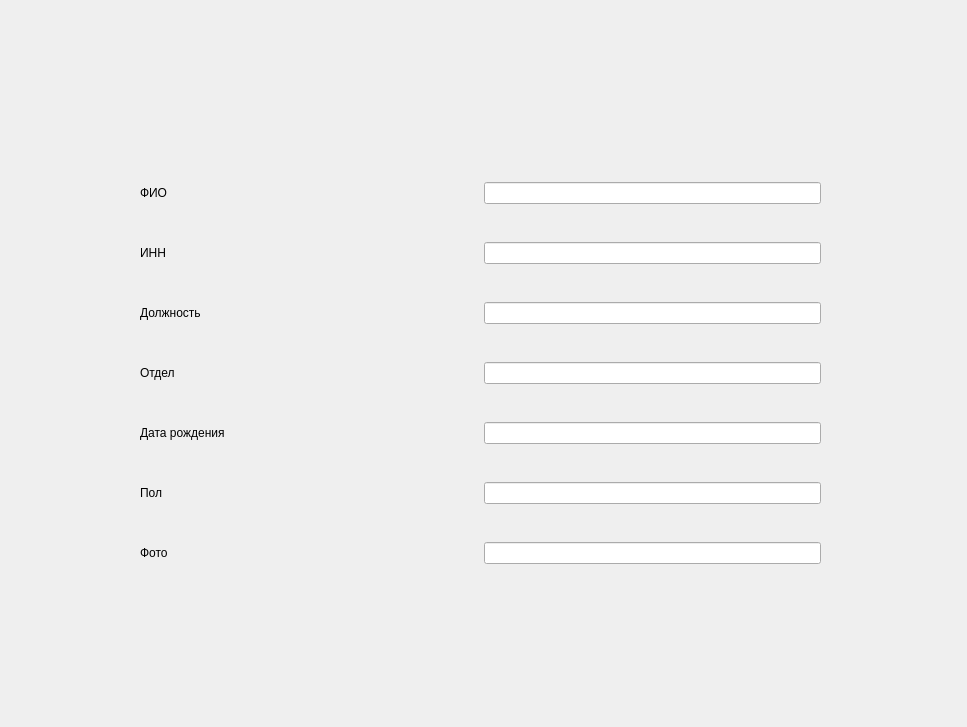
AlexanderChck/git_project1, file employer.ui: the form before one commit.
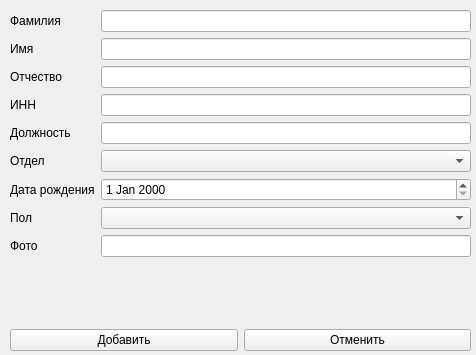
The form after the commit.

Diff of the .ui file:
```diff
--- a/employer.ui
+++ b/employer.ui
@@ -6,8 +6,8 @@
    <rect>
     <x>0</x>
     <y>0</y>
-    <width>967</width>
-    <height>727</height>
+    <width>476</width>
+    <height>355</height>
    </rect>
   </property>
   <property name="windowTitle">
@@ -16,16 +16,16 @@
   <widget class="QWidget" name="verticalLayoutWidget">
    <property name="geometry">
     <rect>
-     <x>140</x>
-     <y>150</y>
-     <width>681</width>
-     <height>451</height>
+     <x>10</x>
+     <y>10</y>
+     <width>461</width>
+     <height>341</height>
     </rect>
    </property>
    <layout class="QVBoxLayout" name="verticalLayout">
     <item>
-     <layout class="QHBoxLayout" name="horizontalLayout">
-      <item>
+     <layout class="QFormLayout" name="formLayout">
+      <item row="0" column="0">
        <widget class="QLabel" name="label">
         <property name="sizePolicy">
          <sizepolicy hsizetype="MinimumExpanding" vsizetype="Preferred">
@@ -34,11 +34,11 @@
          </sizepolicy>
         </property>
         <property name="text">
-         <string>ФИО</string>
+         <string>Фамилия</string>
         </property>
        </widget>
       </item>
-      <item>
+      <item row="0" column="1">
        <widget class="QLineEdit" name="name_inpt">
         <property name="sizePolicy">
          <sizepolicy hsizetype="MinimumExpanding" vsizetype="Fixed">
@@ -48,11 +48,33 @@
         </property>
        </widget>
       </item>
-     </layout>
-    </item>
-    <item>
-     <layout class="QHBoxLayout" name="horizontalLayout_2">
-      <item>
+      <item row="1" column="0">
+       <widget class="QLabel" name="label_8">
+        <property name="sizePolicy">
+         <sizepolicy hsizetype="MinimumExpanding" vsizetype="Preferred">
+          <horstretch>0</horstretch>
+          <verstretch>0</verstretch>
+         </sizepolicy>
+        </property>
+        <property name="text">
+         <string>Имя</string>
+        </property>
+       </widget>
+      </item>
+      <item row="1" column="1">
+       <widget class="QLineEdit" name="lineEdit"/>
+      </item>
+      <item row="2" column="0">
+       <widget class="QLabel" name="label_9">
+        <property name="text">
+         <string>Отчество</string>
+        </property>
+       </widget>
+      </item>
+      <item row="2" column="1">
+       <widget class="QLineEdit" name="lineEdit_2"/>
+      </item>
+      <item row="3" column="0">
        <widget class="QLabel" name="label_2">
         <property name="sizePolicy">
          <sizepolicy hsizetype="MinimumExpanding" vsizetype="Preferred">
@@ -65,14 +87,10 @@
         </property>
        </widget>
       </item>
-      <item>
+      <item row="3" column="1">
        <widget class="QLineEdit" name="inn_inpt"/>
       </item>
-     </layout>
-    </item>
-    <item>
-     <layout class="QHBoxLayout" name="horizontalLayout_3">
-      <item>
+      <item row="4" column="0">
        <widget class="QLabel" name="label_3">
         <property name="sizePolicy">
          <sizepolicy hsizetype="MinimumExpanding" vsizetype="Preferred">
@@ -85,14 +103,10 @@
         </property>
        </widget>
       </item>
-      <item>
+      <item row="4" column="1">
        <widget class="QLineEdit" name="post_inpt"/>
       </item>
-     </layout>
-    </item>
-    <item>
-     <layout class="QHBoxLayout" name="horizontalLayout_4">
-      <item>
+      <item row="5" column="0">
        <widget class="QLabel" name="label_4">
         <property name="sizePolicy">
          <sizepolicy hsizetype="MinimumExpanding" vsizetype="Preferred">
@@ -105,14 +119,7 @@
         </property>
        </widget>
       </item>
-      <item>
-       <widget class="QLineEdit" name="dep_inpt"/>
-      </item>
-     </layout>
-    </item>
-    <item>
-     <layout class="QHBoxLayout" name="horizontalLayout_5">
-      <item>
+      <item row="6" column="0">
        <widget class="QLabel" name="label_5">
         <property name="sizePolicy">
          <sizepolicy hsizetype="MinimumExpanding" vsizetype="Preferred">
@@ -125,14 +132,7 @@
         </property>
        </widget>
       </item>
-      <item>
-       <widget class="QLineEdit" name="BDate_inpt"/>
-      </item>
-     </layout>
-    </item>
-    <item>
-     <layout class="QHBoxLayout" name="horizontalLayout_6">
-      <item>
+      <item row="7" column="0">
        <widget class="QLabel" name="label_6">
         <property name="sizePolicy">
          <sizepolicy hsizetype="MinimumExpanding" vsizetype="Preferred">
@@ -145,14 +145,7 @@
         </property>
        </widget>
       </item>
-      <item>
-       <widget class="QLineEdit" name="gender_inpt"/>
-      </item>
-     </layout>
-    </item>
-    <item>
-     <layout class="QHBoxLayout" name="horizontalLayout_7">
-      <item>
+      <item row="8" column="0">
        <widget class="QLabel" name="label_7">
         <property name="enabled">
          <bool>true</bool>
@@ -168,8 +161,35 @@
         </property>
        </widget>
       </item>
-      <item>
+      <item row="8" column="1">
        <widget class="QLineEdit" name="photo_inpt"/>
+      </item>
+      <item row="5" column="1">
+       <widget class="QComboBox" name="comboBox"/>
+      </item>
+      <item row="6" column="1">
+       <widget class="QDateEdit" name="dateEdit"/>
+      </item>
+      <item row="7" column="1">
+       <widget class="QComboBox" name="comboBox_2"/>
+      </item>
+     </layout>
+    </item>
+    <item>
+     <layout class="QHBoxLayout" name="horizontalLayout">
+      <item>
+       <widget class="QPushButton" name="btn_addedit">
+        <property name="text">
+         <string>Добавить</string>
+        </property>
+       </widget>
+      </item>
+      <item>
+       <widget class="QPushButton" name="pushButton">
+        <property name="text">
+         <string>Отменить</string>
+        </property>
+       </widget>
       </item>
      </layout>
     </item>
```
Left out of the diff: 2 changed lines with no effect on the pictures.
